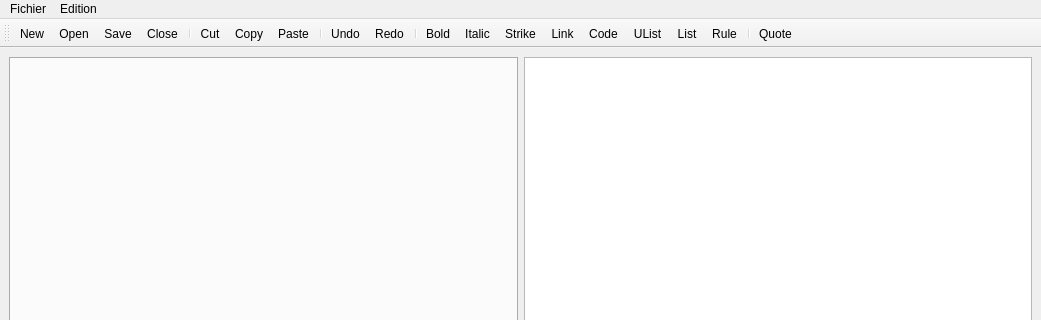
Before: the Qt Designer form MarkItDown/mainwindow.ui in hblxo/MarkItDown, drawn with Qt 5; both pictures show x 0 to 1041 and y 0 to 320 of the 1041 by 640 pixel window.
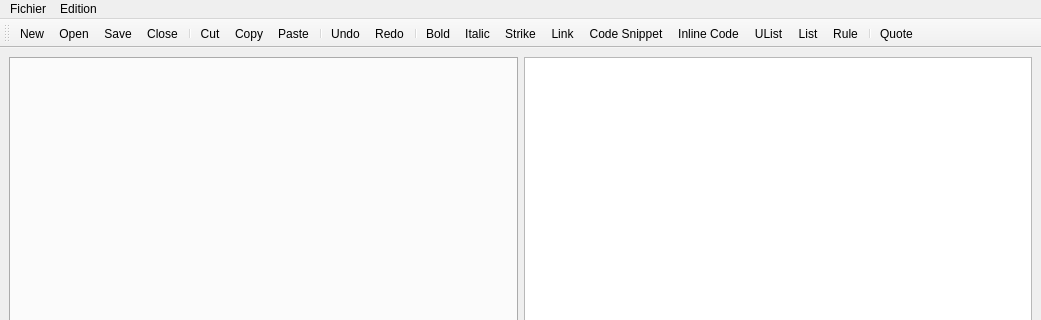
After: the same form once the commit is applied. Icons and pictures are not drawn.

Commit message: feat: add inline code icon and feature

The edit to the form file:
```diff
--- a/MarkItDown/mainwindow.ui
+++ b/MarkItDown/mainwindow.ui
@@ -83,7 +83,8 @@
    <addaction name="actionItalic"/>
    <addaction name="actionStrike"/>
    <addaction name="actionLink"/>
-   <addaction name="actionCode"/>
+   <addaction name="actionCodeSnippet"/>
+   <addaction name="actionInlineCode"/>
    <addaction name="actionUList"/>
    <addaction name="actionList"/>
    <addaction name="actionRule"/>
@@ -222,13 +223,16 @@
     <string>List</string>
    </property>
   </action>
-  <action name="actionCode">
+  <action name="actionInlineCode">
    <property name="icon">
     <iconset resource="MyRes.qrc">
      <normaloff>:/icon/icons/009-code.png</normaloff>:/icon/icons/009-code.png</iconset>
    </property>
    <property name="text">
-    <string>Code</string>
+    <string>Inline Code</string>
+   </property>
+   <property name="toolTip">
+    <string>Inline Code </string>
    </property>
   </action>
   <action name="actionRule">
@@ -279,6 +283,18 @@
     <string>Quote</string>
    </property>
   </action>
+  <action name="actionCodeSnippet">
+   <property name="icon">
+    <iconset resource="MyRes.qrc">
+     <normaloff>:/icon/icons/programing.png</normaloff>:/icon/icons/programing.png</iconset>
+   </property>
+   <property name="text">
+    <string>Code Snippet</string>
+   </property>
+   <property name="toolTip">
+    <string>Code Snippet</string>
+   </property>
+  </action>
  </widget>
  <resources>
   <include location="MyRes.qrc"/>
```
The commit also changes 4 other files.
